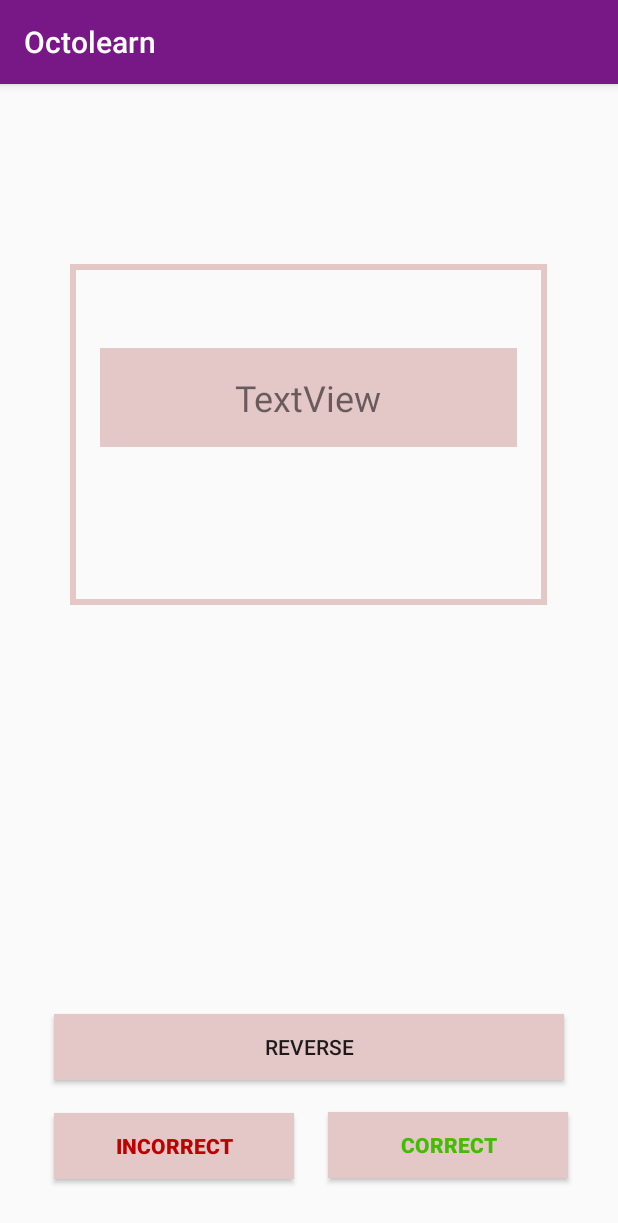
After one commit to k-teo/octolearn, an Android app: the DisplayFlashcardActivity screen opened directly, with no data from a screen before it, on a phone screen of 412 x 824 dp. The commit adds this screen. Shown: the top 1223 px of the screen. Run offline under Robolectric (Android 15) with nearby library versions, the phone set to English and light mode, and no system bars; 3 statements that could not run were skipped.

Commit message:
Add DisplayFlashcardActivity, implement remove/update flashcard in ListOfWordsActivity

```diff
--- /dev/null
+++ b/app/src/main/java/com/octolearn/DisplayFlashcardActivity.java
@@ -0,0 +1,77 @@
+package com.octolearn;
+
+import androidx.appcompat.app.AppCompatActivity;
+
+import android.content.Intent;
+import android.os.Bundle;
+import android.view.View;
+import android.widget.Button;
+import android.widget.TextView;
+
+import java.util.ArrayList;
+
+public class DisplayFlashcardActivity extends AppCompatActivity implements View.OnClickListener {
+
+    private ArrayList<Flashcard> flashcards;
+    private Flashcard currentFlashcard;
+    private TextView word;
+    private boolean isTranslation;
+
+
+    @Override
+    protected void onCreate(Bundle savedInstanceState) {
+        super.onCreate(savedInstanceState);
+        setContentView(R.layout.activity_display_flashcard);
+
+        Bundle b = getIntent().getExtras();
+        if(b != null)
+        {
+            flashcards = (ArrayList<Flashcard>) b.getSerializable("flashcards");
+        }
+
+        word = (TextView) findViewById(R.id.word);
+
+        nextFlashcard();
+        isTranslation = false;
+
+        Button back = (Button) findViewById(R.id.back);
+        back.setOnClickListener(this);
+        Button correct = (Button) findViewById(R.id.incorrect);
+        correct.setOnClickListener(this);
+        Button incorrect = (Button) findViewById(R.id.correct);
+        incorrect.setOnClickListener(this);
+    }
+
+    @Override
+    public void onClick(View v) {
+        switch (v.getId()) {
+            case R.id.back:
+                if(isTranslation) {
+                    word.setText(currentFlashcard.getWord());
+                }
+                else {
+                    word.setText(currentFlashcard.getTranslation());
+                }
+                isTranslation = !isTranslation;
+                break;
+            case R.id.correct:
+                if(flashcards.isEmpty()){
+                    startActivity(new Intent(DisplayFlashcardActivity.this, NoFlashcardsLeftActivity.class));
+                }
+                else{
+                   nextFlashcard();
+                }
+                break;
+            case R.id.incorrect:
+                flashcards.add(currentFlashcard);
+                nextFlashcard();
+                break;
+        }
+    }
+
+    public void nextFlashcard(){
+        currentFlashcard = flashcards.get(0);
+        flashcards.remove(0);
+        word.setText(currentFlashcard.getWord());
+    }
+}
--- a/app/src/main/java/com/octolearn/Flashcard.java
+++ b/app/src/main/java/com/octolearn/Flashcard.java
@@ -1,6 +1,8 @@
 package com.octolearn;
 
-public class Flashcard {
+import java.io.Serializable;
+
+public class Flashcard implements Serializable {
     private String word;
     private String translation;
     private String sample;
--- /dev/null
+++ b/app/src/main/res/drawable/box.xml
@@ -0,0 +1,9 @@
+<?xml version="1.0" encoding="utf-8"?>
+<selector xmlns:android="http://schemas.android.com/apk/res/android">
+    <item>
+        <shape android:shape="rectangle">
+            <solid android:color="@android:color/transparent"/>
+            <stroke android:width="4dp" android:color="@color/colorPrimaryBright"/>
+        </shape>
+    </item>
+</selector>
--- /dev/null
+++ b/app/src/main/res/drawable/flashcard.xml
@@ -0,0 +1,8 @@
+<?xml version="1.0" encoding="utf-8"?>
+<selector xmlns:android="http://schemas.android.com/apk/res/android">
+    <item>
+        <shape android:shape="rectangle">
+            <solid android:color="@color/colorPrimaryBright"/>
+        </shape>
+    </item>
+</selector>
--- /dev/null
+++ b/app/src/main/res/layout/activity_display_flashcard.xml
@@ -0,0 +1,77 @@
+<?xml version="1.0" encoding="utf-8"?>
+<androidx.constraintlayout.widget.ConstraintLayout xmlns:android="http://schemas.android.com/apk/res/android"
+    xmlns:app="http://schemas.android.com/apk/res-auto"
+    xmlns:tools="http://schemas.android.com/tools"
+    android:layout_width="match_parent"
+    android:layout_height="match_parent"
+    tools:context=".DisplayFlashcardActivity">
+
+    <Button
+        android:id="@+id/incorrect"
+        android:layout_width="160dp"
+        android:layout_height="44dp"
+        android:layout_marginStart="36dp"
+        android:layout_marginLeft="36dp"
+        android:layout_marginTop="20dp"
+        android:background="@color/colorPrimaryBright"
+        android:text="incorrect"
+        android:textColor="#BF0000"
+        android:textStyle="bold"
+        app:layout_constraintBottom_toBottomOf="parent"
+        app:layout_constraintStart_toStartOf="parent"
+        app:layout_constraintTop_toBottomOf="@+id/back"
+        app:layout_constraintVertical_bias="0.05" />
+
+    <Button
+        android:id="@+id/correct"
+        android:layout_width="160dp"
+        android:layout_height="44dp"
+        android:layout_marginTop="20dp"
+        android:background="@color/colorPrimaryBright"
+        android:text="correct"
+        android:textColor="#43BD01"
+        android:textStyle="bold"
+        app:layout_constraintBottom_toBottomOf="parent"
+        app:layout_constraintEnd_toEndOf="parent"
+        app:layout_constraintHorizontal_bias="0.406"
+        app:layout_constraintStart_toEndOf="@+id/incorrect"
+        app:layout_constraintTop_toBottomOf="@+id/back"
+        app:layout_constraintVertical_bias="0.025" />
+
+    <Button
+        android:id="@+id/back"
+        android:layout_width="340dp"
+        android:layout_height="44dp"
+        android:layout_marginBottom="104dp"
+        android:background="@color/colorPrimaryBright"
+        android:text="Reverse"
+        app:layout_constraintBottom_toBottomOf="parent"
+        app:layout_constraintEnd_toEndOf="parent"
+        app:layout_constraintStart_toStartOf="parent" />
+
+    <TextView
+        android:id="@+id/textView6"
+        android:layout_width="318dp"
+        android:layout_height="227dp"
+        android:layout_marginTop="120dp"
+        android:background="@drawable/box"
+        android:text=""
+        app:layout_constraintEnd_toEndOf="parent"
+        app:layout_constraintHorizontal_bias="0.494"
+        app:layout_constraintStart_toStartOf="parent"
+        app:layout_constraintTop_toTopOf="parent" />
+
+    <TextView
+        android:id="@+id/word"
+        android:layout_width="278dp"
+        android:layout_height="66dp"
+        android:layout_marginTop="56dp"
+        android:background="@drawable/flashcard"
+        android:gravity="center"
+        android:text="TextView"
+        android:textSize="24sp"
+        app:layout_constraintEnd_toEndOf="@+id/textView6"
+        app:layout_constraintHorizontal_bias="0.508"
+        app:layout_constraintStart_toStartOf="@+id/textView6"
+        app:layout_constraintTop_toTopOf="@+id/textView6" />
+</androidx.constraintlayout.widget.ConstraintLayout>
--- a/app/src/main/res/values/colors.xml
+++ b/app/src/main/res/values/colors.xml
@@ -3,4 +3,5 @@
     <color name="colorPrimary">#781887</color>
     <color name="colorPrimaryDark">#560961</color>
     <color name="colorAccent">#781887</color>
+    <color name="colorPrimaryBright">#E4C7C7</color>
 </resources>
--- a/build.gradle
+++ b/build.gradle
@@ -5,7 +5,7 @@ buildscript {
         jcenter()
     }
     dependencies {
-        classpath 'com.android.tools.build:gradle:4.1.0'
+        classpath 'com.android.tools.build:gradle:4.1.1'
         classpath 'com.google.gms:google-services:4.3.4'
 
         // NOTE: Do not place your application dependencies here; they belong
```
Also changed, not shown: app/src/main/AndroidManifest.xml (+8 -3 lines), app/src/main/java/com/octolearn/EditFlashcardActivity.java (added, +88 -0 lines), app/src/main/java/com/octolearn/ListOfWordsActivity.java (+20 -1 lines), app/src/main/java/com/octolearn/MainActivity.java (+15 -1 lines), app/src/main/java/com/octolearn/NoFlashcardsLeftActivity.java (added, +27 -0 lines), app/src/main/java/com/octolearn/WayOfLearningActivity.java (+54 -1 lines), app/src/main/java/com/octolearn/WordsSQLiteDB.java (+18 -12 lines), app/src/main/res/layout/activity_edit_flashcard.xml (added, +79 -0 lines), app/src/main/res/layout/activity_no_flashcards_left.xml (added, +20 -0 lines), app/src/main/res/layout/content_main.xml (+10 -3 lines).
